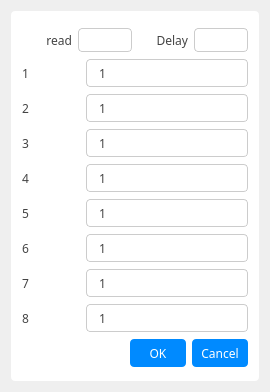
Qt form SettingsDlg.ui (Leroy888/PressViewer) before a commit.
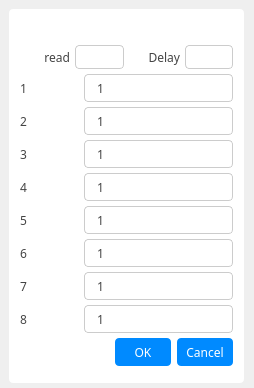
The same form after that commit. Icons and pictures are not drawn.

```diff
--- a/SettingsDlg.ui
+++ b/SettingsDlg.ui
@@ -6,24 +6,85 @@
    <rect>
     <x>0</x>
     <y>0</y>
-    <width>253</width>
-    <height>392</height>
+    <width>254</width>
+    <height>388</height>
    </rect>
   </property>
   <property name="windowTitle">
    <string>SettingsDlg</string>
   </property>
-  <layout class="QVBoxLayout" name="verticalLayout_2">
-   <item>
     <widget class="QWidget" name="widget" native="true">
+   <property name="geometry">
+    <rect>
+     <x>9</x>
+     <y>9</y>
+     <width>235</width>
+     <height>374</height>
+    </rect>
+   </property>
      <property name="styleSheet">
       <string notr="true">background: #FFFFFF;
 	border-radius: 4px;</string>
      </property>
      <layout class="QVBoxLayout" name="verticalLayout">
+    <property name="spacing">
+     <number>4</number>
+    </property>
       <property name="topMargin">
-       <number>16</number>
-      </property>
+     <number>6</number>
+    </property>
+    <property name="bottomMargin">
+     <number>6</number>
+    </property>
+    <item>
+     <layout class="QHBoxLayout" name="horizontalLayout_11">
+      <item>
+       <spacer name="horizontalSpacer_2">
+        <property name="orientation">
+         <enum>Qt::Orientation::Horizontal</enum>
+        </property>
+        <property name="sizeHint" stdset="0">
+         <size>
+          <width>40</width>
+          <height>20</height>
+         </size>
+        </property>
+       </spacer>
+      </item>
+      <item>
+       <widget class="QPushButton" name="btnClose">
+        <property name="minimumSize">
+         <size>
+          <width>24</width>
+          <height>24</height>
+         </size>
+        </property>
+        <property name="maximumSize">
+         <size>
+          <width>24</width>
+          <height>24</height>
+         </size>
+        </property>
+        <property name="styleSheet">
+         <string notr="true">QPushButton#btnClose
+{
+	border-image: url(:/images/images/close.png);
+	background-color: transparent;
+}
+
+QPushButton#btnClose:hover
+{
+	border-image: url(:/images/images/close_hover.png);
+	background-color: transparent;
+}</string>
+        </property>
+        <property name="text">
+         <string/>
+        </property>
+       </widget>
+      </item>
+     </layout>
+    </item>
       <item>
        <layout class="QHBoxLayout" name="horizontalLayout_9">
         <item>
@@ -2096,8 +2157,6 @@
       </item>
      </layout>
     </widget>
-   </item>
-  </layout>
  </widget>
  <layoutdefault spacing="6" margin="11"/>
  <resources/>
```
Left out of the diff: 6 changed lines with no effect on the pictures. Lines whose indentation alone changed are shown as unchanged.
